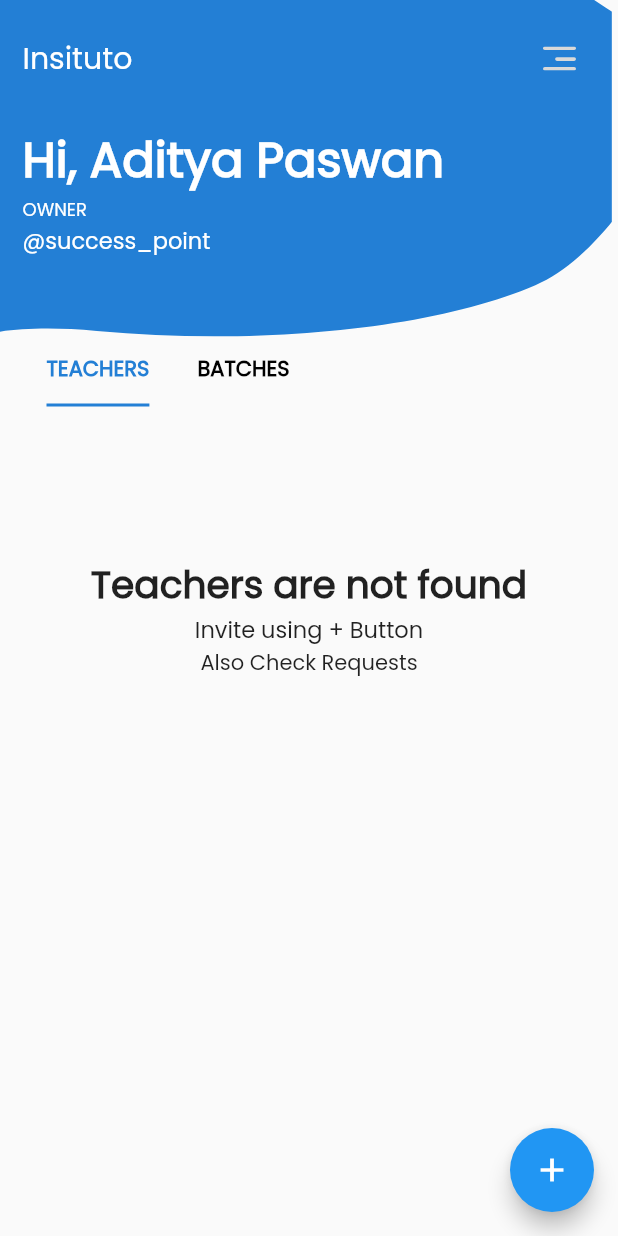
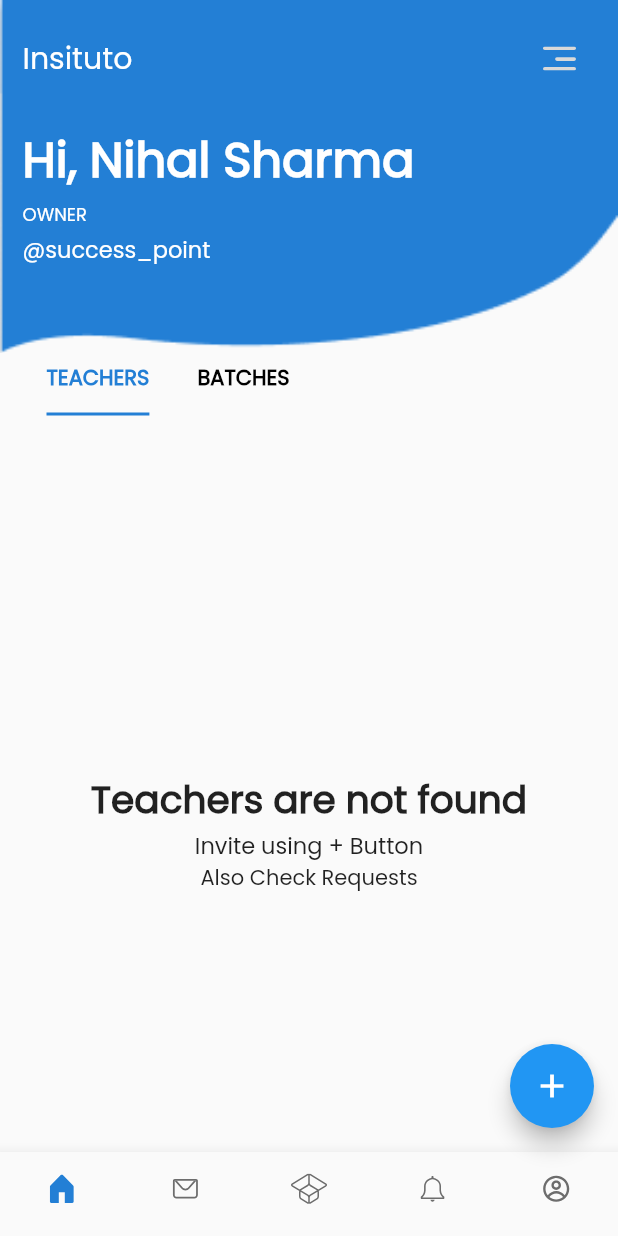
Before and after one commit to NihalSharama/Instituto_App, a Flutter app: the HomePage screen opened directly, on a phone screen of 412 x 824 dp. Run offline on Flutter 3.47's test engine with Material 2 defaults, Android fonts, the phone set to English and light mode, and no system bars; our stand-ins replace flutter_dotenv, flutter_neumorphic, flutter_secure_storage, flutter_svg, fluttertoast, get and 1 more; missing offline and left inert: multiselect; accounts and stored records are empty.

Commit message:
homepage re structure

```diff
--- a/lib/common/utils/chache_manager.dart
+++ b/lib/common/utils/chache_manager.dart
@@ -1,4 +1,5 @@
 import 'package:flutter_secure_storage/flutter_secure_storage.dart';
+import 'package:get_storage/get_storage.dart';
 
 saveToken(String token) async {
   const storage = FlutterSecureStorage();
--- a/lib/features/auth/screens/home/home_page.dart
+++ b/lib/features/auth/screens/home/home_screen.dart
@@ -6,15 +6,20 @@ import 'package:flutter_neumorphic/flutter_neumorphic.dart';
 import 'package:flutter_svg/flutter_svg.dart';
 import 'package:get/get.dart';
 import 'package:get/get_core/src/get_main.dart';
+import 'package:instituto/common/utils/chache_manager.dart';
+import 'package:instituto/common/widgets/curve_widgets.dart';
 import 'package:instituto/common/widgets/custom_button.dart';
 import 'package:instituto/common/widgets/custom_clipper.dart';
 
 import 'package:instituto/constants/global_variables.dart';
+import 'package:instituto/features/auth/screens/custom_bottom_navigation.dart';
+import 'package:instituto/features/auth/screens/login_screen.dart';
 
 import '../../../../controller/auth_controllers.dart';
 
 class HomePage extends StatefulWidget {
-  HomePage({Key? key}) : super(key: key);
+  const HomePage({Key? key}) : super(key: key);
+  static const String routeName = '/home';
 
   @override
   State<HomePage> createState() => _HomePage();
@@ -26,6 +31,15 @@ class _HomePage extends State<HomePage> with SingleTickerProviderStateMixin {
   @override
   void initState() {
     _tabController = TabController(length: 2, vsync: this);
+
+    Future.delayed(Duration.zero, () async {
+      var token = await getToken();
+      if (token == null) {
+        authController.isAuthenticated = false;
+        Navigator.pushReplacementNamed(context, LoginScreen.routeName);
+      }
+    });
+
     super.initState();
   }
 
@@ -39,18 +53,16 @@ class _HomePage extends State<HomePage> with SingleTickerProviderStateMixin {
   Widget build(BuildContext context) {
     final width = MediaQuery.of(context).size.width;
     return Scaffold(
-      body: Stack(
+      body: Column(
         children: [
-          ClipPath(
-            clipper: BgClipper(),
-            child: Container(
-              width: width * 0.99,
-              color: AppColors.mainColor,
-            ),
-          ),
-          Padding(
-            padding: const EdgeInsets.all(15),
-            child: Container(
+          Container(
+            decoration: const BoxDecoration(
+                image: DecorationImage(
+                    image: AssetImage(StaticImages.appBarCurve),
+                    fit: BoxFit.contain,
+                    alignment: Alignment.topCenter)),
+            child: Padding(
+              padding: const EdgeInsets.all(15),
               child: Column(
                 children: [
                   Column(
@@ -73,15 +85,21 @@ class _HomePage extends State<HomePage> with SingleTickerProviderStateMixin {
                         height: 20,
                       ),
                       const Text(
-                        'Hi, Aditya Paswan',
+                        'Hi, Nihal Sharma',
                         style: TextStyle(
                             fontSize: 32,
                             fontWeight: FontWeight.w600,
                             color: Colors.white),
                       ),
+                      const SizedBox(
+                        height: 3,
+                      ),
                       const Text(
                         "OWNER",
                         style: TextStyle(fontSize: 12, color: Colors.white),
+                      ),
+                      const SizedBox(
+                        height: 3,
                       ),
                       const Text(
                         "@success_point",
@@ -148,6 +166,7 @@ class _HomePage extends State<HomePage> with SingleTickerProviderStateMixin {
       ),
       floatingActionButton: FloatingActionButton(
           onPressed: () {}, child: SvgPicture.asset('assets/icons/plus.svg')),
+      bottomNavigationBar: const BottomNavigation(),
     );
   }
 }
--- a/lib/features/auth/screens/request/student_request_to_teacher.dart
+++ b/lib/features/auth/screens/home/request/student_request_to_teacher.dart
@@ -3,7 +3,7 @@ import 'package:flutter/material.dart';
 import 'package:flutter_neumorphic/flutter_neumorphic.dart';
 import 'package:intl/intl.dart';
 
-import '../../../../constants/global_variables.dart';
+import '../../../../../constants/global_variables.dart';
 
 class StudentRequestToTeacher extends StatelessWidget {
   const StudentRequestToTeacher({Key? key}) : super(key: key);
--- a/lib/features/auth/screens/request/teacher_request.dart
+++ b/lib/features/auth/screens/home/request/teacher_request.dart
@@ -1,8 +1,9 @@
 import 'package:flutter/material.dart';
 import 'package:flutter_svg/flutter_svg.dart';
-import 'package:instituto/features/auth/screens/request/student_request_to_teacher.dart';
+import 'package:instituto/features/auth/screens/home/request/student_request_to_teacher.dart';
 
 class TeacherRequest extends StatefulWidget {
+  static const String routeName = '/request';
   const TeacherRequest({Key? key}) : super(key: key);
 
   @override
@@ -19,7 +20,7 @@ class _TeacherRequestState extends State<TeacherRequest> {
         iconTheme: const IconThemeData(color: Colors.black),
         leading: IconButton(
           onPressed: () {},
-          icon: SvgPicture.asset('assets/icons/back_button_icon.svg '),
+          icon: Icon(Icons.arrow_back_ios, size: 15),
         ),
         title: const Text(
           "Teacher\'s Request",
--- a/lib/features/auth/screens/login_screen.dart
+++ b/lib/features/auth/screens/login_screen.dart
@@ -157,8 +157,8 @@ class _LoginScreenState extends State<LoginScreen> {
                                   child: CustomButton(
                                     text: "Verify & Login",
                                     onPressed: () {
-                                      authController
-                                          .onVerifyAndLogin(otp_form_key);
+                                      authController.onVerifyAndLogin(
+                                          otp_form_key, context);
                                     },
                                   )),
                               const SizedBox(height: 40),
--- a/lib/features/auth/screens/signup_screens/signup_screen.dart
+++ b/lib/features/auth/screens/signup_screens/signup_screen.dart
@@ -85,7 +85,8 @@ class _SignupScreenState extends State<SignupScreen> {
                 type: StepperType.horizontal,
                 steps: getSteps(),
                 currentStep: authController.currentStep.value,
-                onStepContinue: () => authController.onNextStep(singupFormKeys),
+                onStepContinue: () =>
+                    authController.onNextStep(singupFormKeys, context),
                 onStepCancel: authController.onPrevStep,
                 onStepTapped: (index) {
                   authController.currentStep.value = index;
--- a/lib/main.dart
+++ b/lib/main.dart
@@ -1,23 +1,32 @@
 import 'package:flutter/material.dart';
 import 'package:flutter_dotenv/flutter_dotenv.dart';
+import 'package:get/get.dart';
+import 'package:instituto/common/utils/chache_manager.dart';
+import 'package:instituto/controller/auth_controllers.dart';
 
 import 'package:instituto/features/auth/screens/login_screen.dart';
-import 'package:instituto/features/auth/screens/request/teacher_request.dart';
+import 'package:instituto/features/auth/screens/home/request/teacher_request.dart';
 import 'package:instituto/features/auth/screens/signup_screens/signup_screen.dart';
 import 'package:instituto/router.dart';
 
 import 'features/auth/screens/custom_bottom_navigation.dart';
-import 'features/auth/screens/home/home_page.dart';
+import 'features/auth/screens/home/home_screen.dart';
 
 void main() async {
   await dotenv.load(fileName: '.env');
-  runApp(const MyApp());
+  runApp(MyApp());
 }
 
-class MyApp extends StatelessWidget {
-  const MyApp({Key? key}) : super(key: key);
+class MyApp extends StatefulWidget {
+  @override
+  _MyAppState createState() => _MyAppState();
+}
+
+class _MyAppState extends State<MyApp> {
+  final authController = Get.put((AuthController()));
 
   // This widget is the root of your application.
+
   @override
   Widget build(BuildContext context) {
     return MaterialApp(
@@ -26,6 +35,6 @@ class MyApp extends StatelessWidget {
         theme: ThemeData(primarySwatch: Colors.blue, fontFamily: 'Poppins'),
         onGenerateRoute: (settings) =>
             genarateRoute(settings), // auto genarating routes
-        home: CustomBottomNavigation());
+        home: (HomePage()));
   }
 }
--- a/pubspec.yaml
+++ b/pubspec.yaml
@@ -43,6 +43,7 @@ dependencies:
   flutter_dotenv: ^5.0.2
   fluttertoast: ^8.0.9
   flutter_secure_storage: ^6.0.0
+  get_storage: ^2.0.3
 
 dev_dependencies:
   flutter_test:
```
Also changed, not shown: lib/common/widgets/curve_widgets.dart (+1 -8 lines), lib/controller/auth_controllers.dart (+18 -7 lines), lib/features/auth/screens/custom_bottom_navigation.dart (+29 -19 lines), lib/features/auth/screens/home/batches/batches_screen.dart (added, +17 -0 lines), lib/features/auth/screens/home/chats/chats_screen.dart (added, +25 -0 lines), lib/features/auth/screens/home/notification/notification_screen.dart (added, +17 -0 lines), lib/features/auth/screens/home/profile_screen.dart (added, +17 -0 lines), lib/features/auth/services/auth_service.dart (+16 -17 lines), lib/router.dart (+34 -2 lines), assets/images/appbar_curve.png, pubspec.lock, 2 other files.
